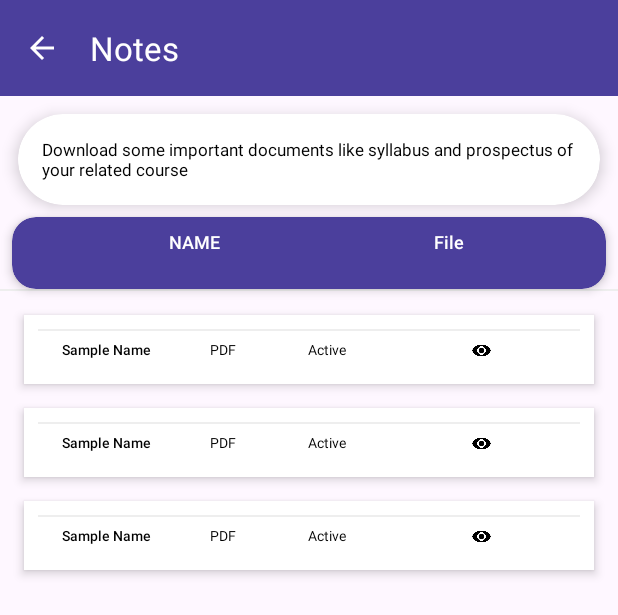
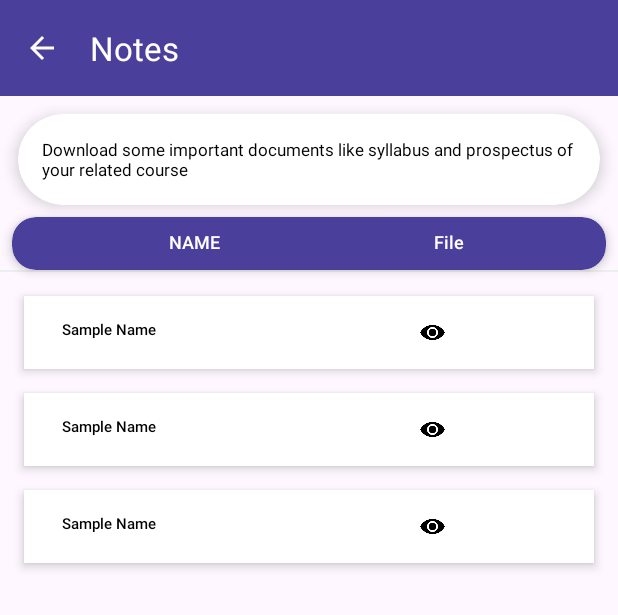
Before and after one commit to priya99299/Lucky-clone, an Android app: the layout activity_downloads.xml on its own in the app's theme, with its tools: preview values and no code run, on a phone screen of 412 x 824 dp. Shown: the top 615 px of the screen. Run offline under Robolectric (Android 15) with nearby library versions, the phone set to English and light mode, and no system bars.

Commit message:
update ui

```diff
--- a/app/src/main/res/layout/activity_downloads.xml
+++ b/app/src/main/res/layout/activity_downloads.xml
@@ -60,7 +60,7 @@
 
         <LinearLayout
             android:layout_width="match_parent"
-            android:layout_height="wrap_content"
+            android:layout_height="35dp"
             android:orientation="horizontal"
             android:padding="8dp">
 
--- a/app/src/main/res/layout/notes.xml
+++ b/app/src/main/res/layout/notes.xml
@@ -11,16 +11,7 @@
     <!-- Header Row -->
 
 
-    <!-- Divider -->
-    <View
-        android:id="@+id/divider"
-        android:layout_width="0dp"
-        android:layout_height="1dp"
-        android:background="#EEEEEE"
 
-        app:layout_constraintStart_toStartOf="parent"
-        app:layout_constraintEnd_toEndOf="parent"
-        android:layout_marginTop="4dp" />
 
     <!-- Data Row -->
     <LinearLayout
@@ -33,7 +24,7 @@
         android:paddingEnd="16dp"
         android:paddingTop="6dp"
         android:paddingBottom="6dp"
-        app:layout_constraintTop_toBottomOf="@id/divider"
+
         app:layout_constraintStart_toStartOf="parent"
         app:layout_constraintEnd_toEndOf="parent">
 
@@ -43,36 +34,36 @@
             android:layout_height="wrap_content"
             android:layout_weight="0.3"
             android:text="Sample Name"
-            android:textSize="9sp"
+            android:textSize="10sp"
             android:textColor="#000000"
             android:ellipsize="end"
             android:maxLines="1"
             android:fontFamily="sans-serif-medium" />
 
-        <TextView
-            android:id="@+id/docType"
-            android:layout_width="0dp"
-            android:layout_height="wrap_content"
-            android:layout_weight="0.2"
-            android:text="PDF"
-            android:textSize="9sp"
-            android:textColor="#000000"
-            android:fontFamily="sans-serif" />
+<!--        <TextView-->
+<!--            android:id="@+id/docType"-->
+<!--            android:layout_width="0dp"-->
+<!--            android:layout_height="wrap_content"-->
+<!--            android:layout_weight="0.2"-->
+<!--            android:text="PDF"-->
+<!--            android:textSize="9sp"-->
+<!--            android:textColor="#000000"-->
+<!--            android:fontFamily="sans-serif" />-->
 
-        <TextView
-            android:id="@+id/docStatus"
-            android:layout_width="0dp"
-            android:layout_height="wrap_content"
-            android:layout_weight="0.2"
-            android:text="Active"
-            android:textSize="9sp"
-            android:textColor="@color/black"
-            android:fontFamily="sans-serif" />
+<!--        <TextView-->
+<!--            android:id="@+id/docStatus"-->
+<!--            android:layout_width="0dp"-->
+<!--            android:layout_height="wrap_content"-->
+<!--            android:layout_weight="0.2"-->
+<!--            android:text="Active"-->
+<!--            android:textSize="9sp"-->
+<!--            android:textColor="@color/black"-->
+<!--            android:fontFamily="sans-serif" />-->
 
         <ImageButton
             android:id="@+id/fileUrl"
             android:layout_width="0dp"
-            android:layout_height="14dp"
+            android:layout_height="18dp"
             android:layout_weight="0.3"
             android:src="@drawable/visible"
             android:contentDescription="@string/visibility"
```
